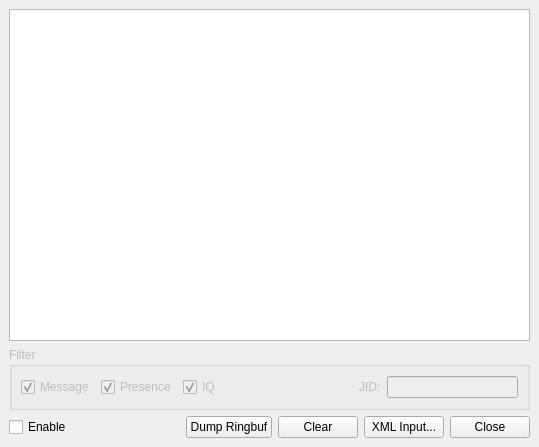
Above: src/xmlconsole.ui from psi-im/psi before the change. Below: the same form after it.
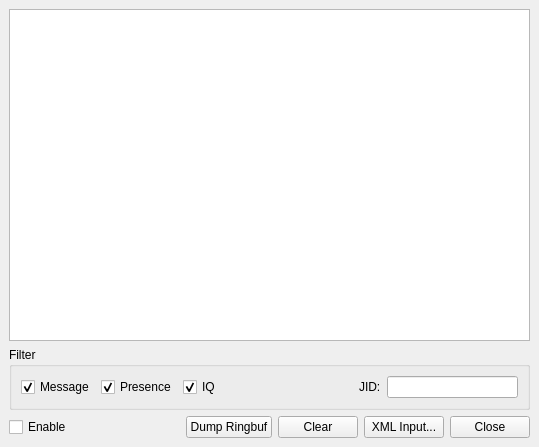
That is the form after the change.

Commit message: Always enable filter in xml console dialog (Psi+ patch 0830-psi-xmlconsole-filter-group-always-enable.diff)

```diff
--- a/src/xmlconsole.ui
+++ b/src/xmlconsole.ui
@@ -24,9 +24,6 @@
    </item>
    <item>
     <widget class="QGroupBox" name="gb_filter" >
-     <property name="enabled" >
-      <bool>false</bool>
-     </property>
      <property name="title" >
       <string>Filter</string>
      </property>
```
The commit also changes 1 other file.
